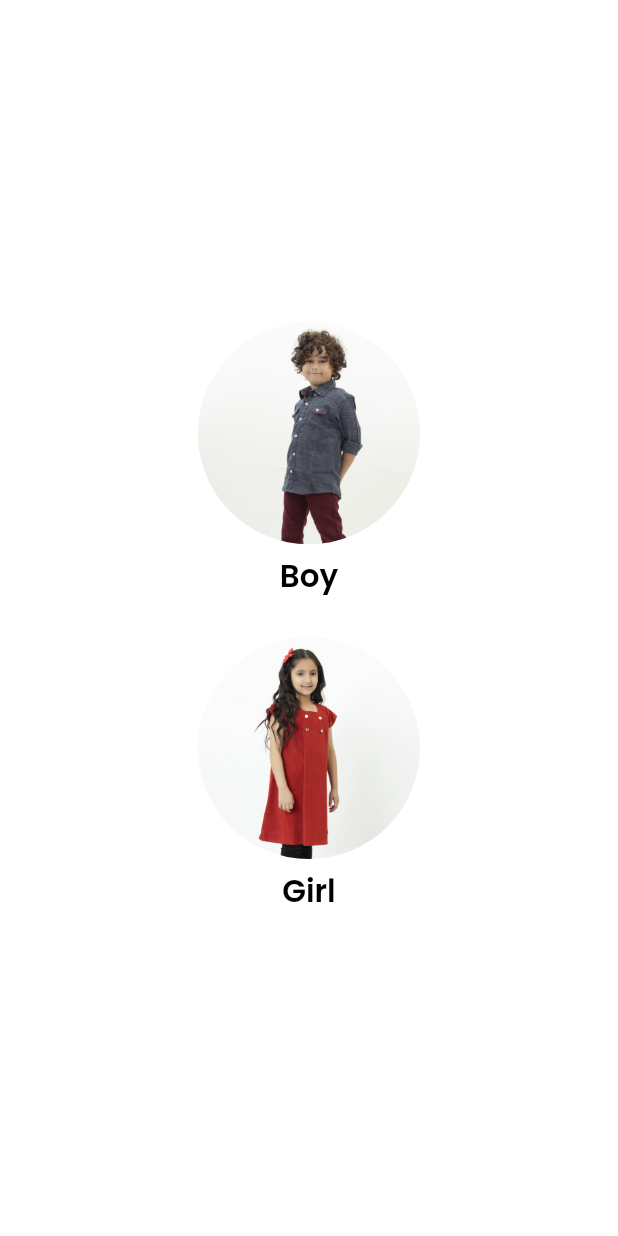
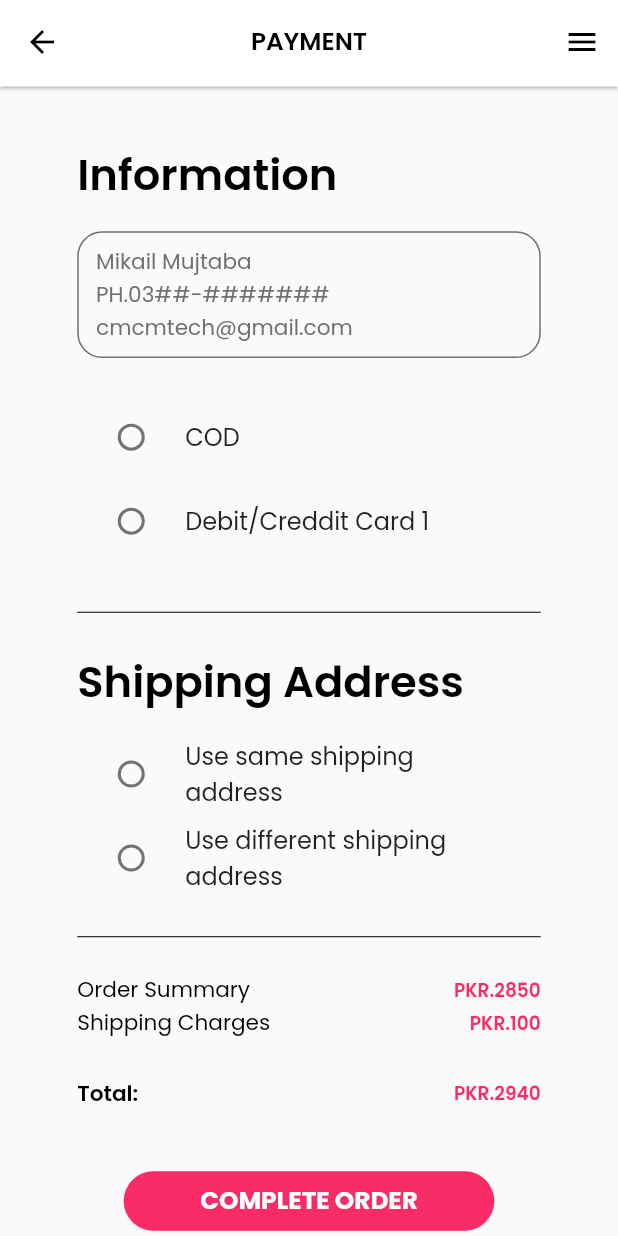
Before and after one commit to naqeeb9a/Mik-n-min, a Flutter app: the Login screen opened directly, after a tap on "CONTINUE AS GUEST", on a phone screen of 412 x 824 dp. Run offline on Flutter 3.47's test engine with Material 2 defaults, Android fonts, the phone set to English and light mode, and no system bars; our stand-ins replace card_swiper, carousel_slider, email_validator, google_fonts, graphql, line_icons.

Commit message:
[atif] : payment_information.dart

```diff
--- a/lib/app screens/authenctication screens/login.dart
+++ b/lib/app screens/authenctication screens/login.dart
@@ -5,6 +5,7 @@ import 'package:flutter/material.dart';
 import 'package:mik_and_min/app%20screens/authenctication%20screens/forgot_password.dart';
 import 'package:mik_and_min/app%20screens/authenctication%20screens/sign_in.dart';
 import 'package:mik_and_min/app%20screens/choice/choice.dart';
+import 'package:mik_and_min/atif/payment_information.dart';
 import 'package:mik_and_min/utils/app_routes.dart';
 import 'package:mik_and_min/utils/config.dart';
 import 'package:mik_and_min/utils/dynamic_sizes.dart';
@@ -162,7 +163,7 @@ class _LoginState extends State<Login> {
                       width: CustomSizes().dynamicWidth(context, .5),
                       fontColor: false,
                       fontSize: .034, function: () {
-                    CustomRoutes().push(context, const Choice());
+                    CustomRoutes().push(context, const PaymentInfo());
                   }),
                 ],
               ),
--- a/lib/atif/add_details.dart
+++ b/lib/atif/add_details.dart
@@ -1,6 +1,7 @@
 import 'package:email_validator/email_validator.dart';
 import 'package:flutter/material.dart';
 import 'package:mik_and_min/widgets/app_bar.dart';
+import 'package:mik_and_min/widgets/drawer/drawer.dart';
 import '../utils/config.dart';
 import '../utils/dynamic_sizes.dart';
 import '../widgets/buttons.dart';
@@ -27,7 +28,7 @@ class _AddDetailsState extends State<AddDetails> {
     return SafeArea(
       child: Scaffold(
         appBar: customAppBar(context, onlyText: true, titleText: "CHECKOUT"),
-        endDrawer: customAppBar(context),
+        endDrawer: customDrawer(context),
         body: SingleChildScrollView(
           child: SizedBox(
             height: CustomSizes().dynamicHeight(context, .88),
--- /dev/null
+++ b/lib/atif/payment_information.dart
@@ -0,0 +1,149 @@
+import 'package:flutter/material.dart';
+import 'package:mik_and_min/utils/config.dart';
+import 'package:mik_and_min/utils/dynamic_sizes.dart';
+import 'package:mik_and_min/widgets/app_bar.dart';
+import 'package:mik_and_min/widgets/drawer/drawer.dart';
+import 'package:mik_and_min/widgets/text_widget.dart';
+import '../widgets/buttons.dart';
+
+class PaymentInfo extends StatefulWidget {
+  const PaymentInfo({Key? key}) : super(key: key);
+
+  @override
+  _PaymentInfoState createState() => _PaymentInfoState();
+}
+int _groupValue = -1;
+class _PaymentInfoState extends State<PaymentInfo> {
+  @override
+  Widget build(BuildContext context) {
+    return SafeArea(
+      child: Center(
+        child: Scaffold(
+          appBar: customAppBar(context, onlyText: true, titleText: "PAYMENT"),
+          endDrawer: customDrawer(context),
+          body: Center(
+            child: SizedBox(
+              height: CustomSizes().dynamicHeight(context, 0.9),
+              width: CustomSizes().dynamicWidth(context, 0.75),
+              child: Column(
+                crossAxisAlignment: CrossAxisAlignment.start,
+                children: [
+                  CustomSizes().heightBox(context, 0.06),
+                  text(context, "Information", 0.07, CustomColors.customBlack,
+                      bold: true),
+                  CustomSizes().heightBox(context, 0.04),
+                  Container(
+                    decoration: BoxDecoration(
+                      border: Border.all(color: CustomColors.customGrey),
+                      borderRadius: BorderRadius.all(
+                        Radius.circular(
+                          CustomSizes().dynamicWidth(context, 0.04),
+                        ),
+                      ),
+                    ),
+                    width: CustomSizes().dynamicWidth(context, 0.9),
+                    child: Column(
+                      crossAxisAlignment: CrossAxisAlignment.start,
+                      children: [
+                        CustomSizes().heightBox(context, 0.02),
+                        text(context, "   Mikail Mujtaba", 0.035,
+                            CustomColors.customGrey),
+                        text(context, "   PH.03##-#######", 0.035,
+                            CustomColors.customGrey),
+                        text(context, "   cmcmtech@gmail.com", 0.035,
+                            CustomColors.customGrey),
+                        CustomSizes().heightBox(context, 0.02),
+                      ],
+                    ),
+                  ),
+                  CustomSizes().heightBox(context, 0.06),
+                  _myRadioButton(
+                    title: "COD",
+                    value: 1,
+                    onChanged: (newValue) => setState(() => _groupValue = newValue),
+                  ),_myRadioButton(
+                    title: "Debit/Creddit Card 1",
+                    value: 1,
+                    onChanged: (newValue) => setState(() => _groupValue = newValue),
+                  ),
+                  CustomSizes().heightBox(context, 0.06),
+                  Divider(
+                    color: CustomColors.customBlack,
+                  ),
+                  CustomSizes().heightBox(context, 0.04),
+                  text(context, "Shipping Address", 0.07, CustomColors.customBlack,
+                      bold: true),
+                  CustomSizes().heightBox(context, 0.03),
+                  _myRadioButton(
+                    title: "Use same shipping address",
+                    value: 1,
+                    onChanged: (newValue) => setState(() => _groupValue = newValue),
+                  ),_myRadioButton(
+                    title: "Use different shipping address",
+                    value: 1,
+                    onChanged: (newValue) => setState(() => _groupValue = newValue),
+                  ),
+                  CustomSizes().heightBox(context, 0.04),
+                  Divider(
+                    color: CustomColors.customBlack,
+                  ),
+                  CustomSizes().heightBox(context, 0.04),
+                  RowPrice(context, "Order Summary", "PKR.2850", false,true),
+                  RowPrice(context, "Shipping Charges", "PKR.100", false,true),
+                  CustomSizes().heightBox(context, 0.06),
+                  RowPrice(context, "Total:", "PKR.2940", true,true),
+                  CustomSizes().heightBox(context, 0.1),
+                  Center(
+                    child: coloredButton(
+                      context,
+                      "COMPLETE ORDER",
+                      CustomColors.customPink,
+                      fontColor: true,
+                      width: CustomSizes().dynamicWidth(context, 0.6),
+                    ),
+                  ),
+                ],
+              ),
+            ),
+          ),
+        ),
+      ),
+    );
+  }
+}
+
+
+Widget  RowPrice(context, text1, price, boldText,boldPrice) {
+  return Row(
+    crossAxisAlignment: CrossAxisAlignment.center,
+    mainAxisAlignment: MainAxisAlignment.spaceBetween,
+    children: [
+      text(
+        context,
+        text1,
+        0.035,
+        CustomColors.customBlack,
+        bold: boldText,
+      ),
+      CustomSizes().widthBox(context, 0.03),
+      text(
+        context,
+        price,
+        0.03,
+        CustomColors.customPink,
+        bold: boldPrice,
+      )
+    ],
+  );
+}
+
+
+
+Widget _myRadioButton({required String title, required int value, onChanged}) {
+  return RadioListTile(
+    value: value,
+    groupValue: _groupValue,
+    onChanged: onChanged,
+    title: Text(title),
+  );
+}
--- a/lib/main.dart
+++ b/lib/main.dart
@@ -1,6 +1,8 @@
 import 'package:flutter/material.dart';
 import 'package:google_fonts/google_fonts.dart';
 import 'package:mik_and_min/app%20screens/authenctication%20screens/login.dart';
+import 'package:mik_and_min/atif/add_details.dart';
+import 'package:mik_and_min/atif/payment_information.dart';
 import 'package:mik_and_min/utils/config.dart';
 
 void main() {
@@ -21,7 +23,7 @@ class MyApp extends StatelessWidget {
           Theme.of(context).textTheme,
         ),
       ),
-      home: const Login(),
+      home: const PaymentInfo(),
     );
   }
 }
```
